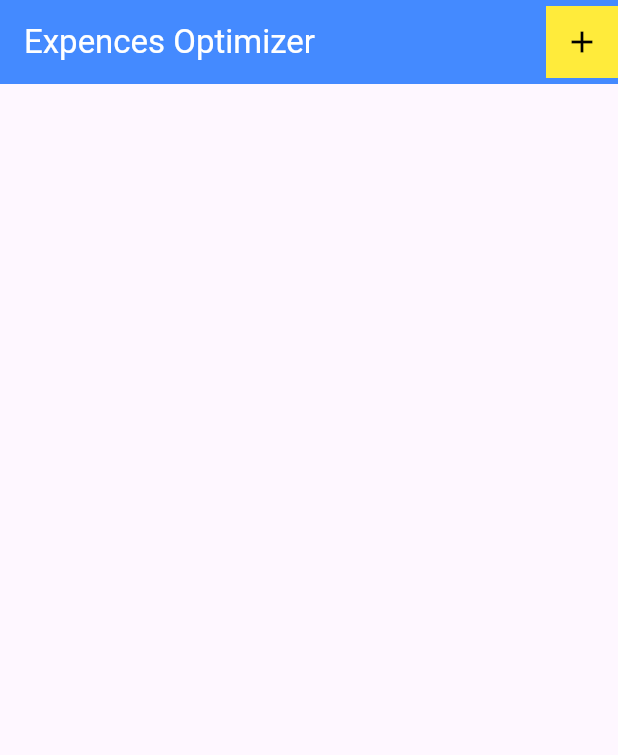
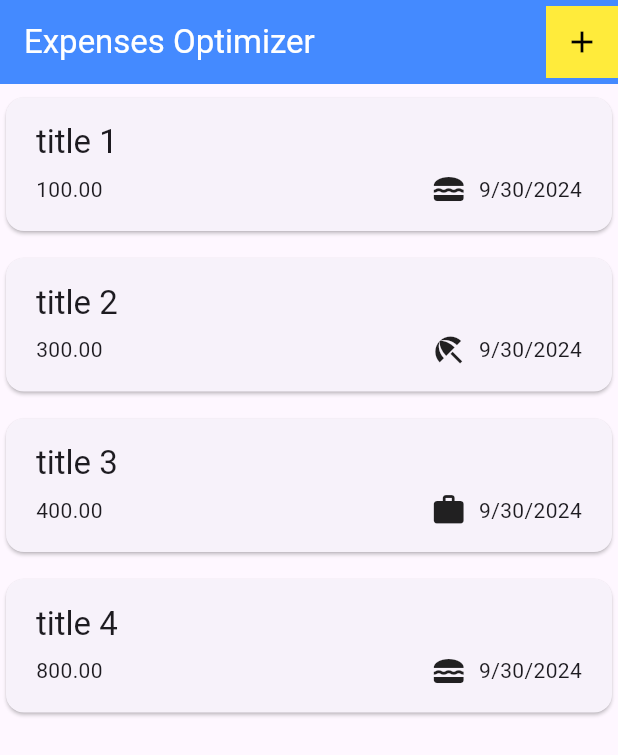
Before and after one commit to pragith98/expence-optimizer, a Flutter app: the screen it shows after launch, on a phone screen of 412 x 824 dp. Shown: the top 755 px of the screen. Run offline on Flutter 3.47's test engine with Material 3 defaults, Android fonts, the light colour scheme and no system bars.

Commit message:
feat: Create expense list

```diff
--- a/lib/main.dart
+++ b/lib/main.dart
@@ -1,4 +1,4 @@
-import 'package:expence_optimizer/pages/expences.dart';
+import 'package:expense_optimizer/pages/expenses.dart';
 import 'package:flutter/material.dart';
 
 void main() {
@@ -12,8 +12,8 @@
   Widget build(BuildContext context) {
     return const MaterialApp(
       debugShowCheckedModeBanner: false,
-      title: 'Expence Optimizer',
-      home: Expences(),
+      title: 'Expense Optimizer',
+      home: Expenses(),
     );
   }
 }
--- /dev/null
+++ b/lib/models/expense.dart
@@ -0,0 +1,44 @@
+
+import 'package:flutter/material.dart';
+import 'package:intl/intl.dart';
+import 'package:uuid/uuid.dart';
+
+// Format date
+final formattedDate = DateFormat.yMd();
+
+enum Category {
+  food,
+  travel,
+  leasure,
+  work
+}
+
+final categoryIcons = {
+  Category.food: Icons.lunch_dining,
+  Category.leasure: Icons.beach_access,
+  Category.travel: Icons.travel_explore,
+  Category.work: Icons.work
+};
+
+class ExpenseModel {
+  final String id;
+  final String title;
+  final double amount;
+  final Category category;
+  final DateTime date;
+
+  ExpenseModel({
+    required this.title,
+    required this.amount,
+    required this.category,
+    required this.date
+  }) :id = const Uuid().v4();
+
+  String get getFormattedDate {
+    return formattedDate.format(date);
+  }
+
+  IconData get getCategoryIcon {
+    return categoryIcons[category]!;
+  }
+}
--- a/lib/pages/expences.dart
+++ /dev/null
@@ -1,35 +0,0 @@
-import 'package:flutter/material.dart';
-
-class Expences extends StatefulWidget {
-  const Expences({super.key});
-
-  @override
-  State<Expences> createState() => _ExpencesState();
-}
-
-class _ExpencesState extends State<Expences> {
-  @override
-  Widget build(BuildContext context) {
-    return Scaffold(
-      appBar: AppBar(
-        title: const Text(
-          'Expences Optimizer',
-          style: TextStyle(color: Colors.white),
-        ),
-        backgroundColor: Colors.blueAccent,
-        actions: [
-          Container(
-            color: Colors.yellow,
-            child: IconButton(
-              onPressed: () => {},
-              icon: const Icon(
-                Icons.add,
-                color: Colors.black,
-              ),
-            ),
-          )
-        ],
-      ),
-    );
-  }
-}
--- /dev/null
+++ b/lib/pages/expenses.dart
@@ -0,0 +1,62 @@
+import 'package:expense_optimizer/models/expense.dart';
+import 'package:expense_optimizer/widgets/expense_list.dart';
+import 'package:flutter/material.dart';
+
+class Expenses extends StatefulWidget {
+  const Expenses({super.key});
+
+  @override
+  State<Expenses> createState() => _ExpensesState();
+}
+
+class _ExpensesState extends State<Expenses> {
+  // Expense list
+  final List<ExpenseModel> _expenseList = [
+    ExpenseModel(title: 'title 1',
+                 amount: 100,
+                 date: DateTime.now(),
+                 category: Category.food),
+    ExpenseModel(title: 'title 2',
+                 amount: 300,
+                 date: DateTime.now(),
+                 category: Category.leasure),
+    ExpenseModel(title: 'title 3',
+                 amount: 400,
+                 date: DateTime.now(),
+                 category: Category.work),
+    ExpenseModel(title: 'title 4',
+                 amount: 800,
+                 date: DateTime.now(),
+                 category: Category.food)
+  ];
+
+  @override
+  Widget build(BuildContext context) {
+    return Scaffold(
+      appBar: AppBar(
+        title: const Text(
+          'Expenses Optimizer',
+          style: TextStyle(color: Colors.white),
+        ),
+        backgroundColor: Colors.blueAccent,
+        actions: [
+          Container(
+            color: Colors.yellow,
+            child: IconButton(
+              onPressed: () => {},
+              icon: const Icon(
+                Icons.add,
+                color: Colors.black,
+              ),
+            ),
+          )
+        ],
+      ),
+      body: Column(
+        children: [
+          ExpenseList(expenseList: _expenseList)
+        ],
+      ),
+    );
+  }
+}
--- /dev/null
+++ b/lib/widgets/expense_list.dart
@@ -0,0 +1,27 @@
+import 'package:expense_optimizer/models/expense.dart';
+import 'package:expense_optimizer/widgets/expense_tile.dart';
+import 'package:flutter/material.dart';
+
+class ExpenseList extends StatelessWidget {
+  final List<ExpenseModel> expenseList;
+
+  const ExpenseList({
+    super.key,
+    required this.expenseList
+  });
+
+  @override
+  Widget build(BuildContext context) {
+    return Expanded(
+      child: ListView.builder(
+        itemCount: expenseList.length,
+        itemBuilder: (BuildContext context, int index) {
+          return Padding(
+            padding: const EdgeInsets.symmetric(vertical: 5),
+            child: ExpenseTile(expense: expenseList[index]),
+          );
+        },
+      ),
+    );
+  }
+}
--- /dev/null
+++ b/lib/widgets/expense_tile.dart
@@ -0,0 +1,46 @@
+import 'package:expense_optimizer/models/expense.dart';
+import 'package:flutter/material.dart';
+
+class ExpenseTile extends StatelessWidget {
+  final ExpenseModel expense;
+
+  const ExpenseTile({
+    super.key,
+    required this.expense
+  });
+
+  @override
+  Widget build(BuildContext context) {
+    return Card(
+      child: Padding(
+        padding: const EdgeInsets.symmetric(
+          vertical: 16,
+          horizontal: 20
+        ),
+        child: Column(
+          crossAxisAlignment: CrossAxisAlignment.start,
+          children: [
+            Text(
+              expense.title,
+              style: Theme.of(context).textTheme.titleLarge
+            ),
+            const SizedBox(height: 5),
+            Row(
+              children: [
+                Text(expense.amount.toStringAsFixed(2)),
+                const Spacer(),
+                Row(
+                  children: [
+                    Icon(expense.getCategoryIcon),
+                    const SizedBox(width: 8),
+                    Text(expense.getFormattedDate)
+                  ],
+                )
+              ],
+            )
+          ],
+        ),
+      ),
+    );
+  }
+}
```
Also changed, not shown: pubspec.yaml (+4 -56 lines), pubspec.lock, 1 other file.
